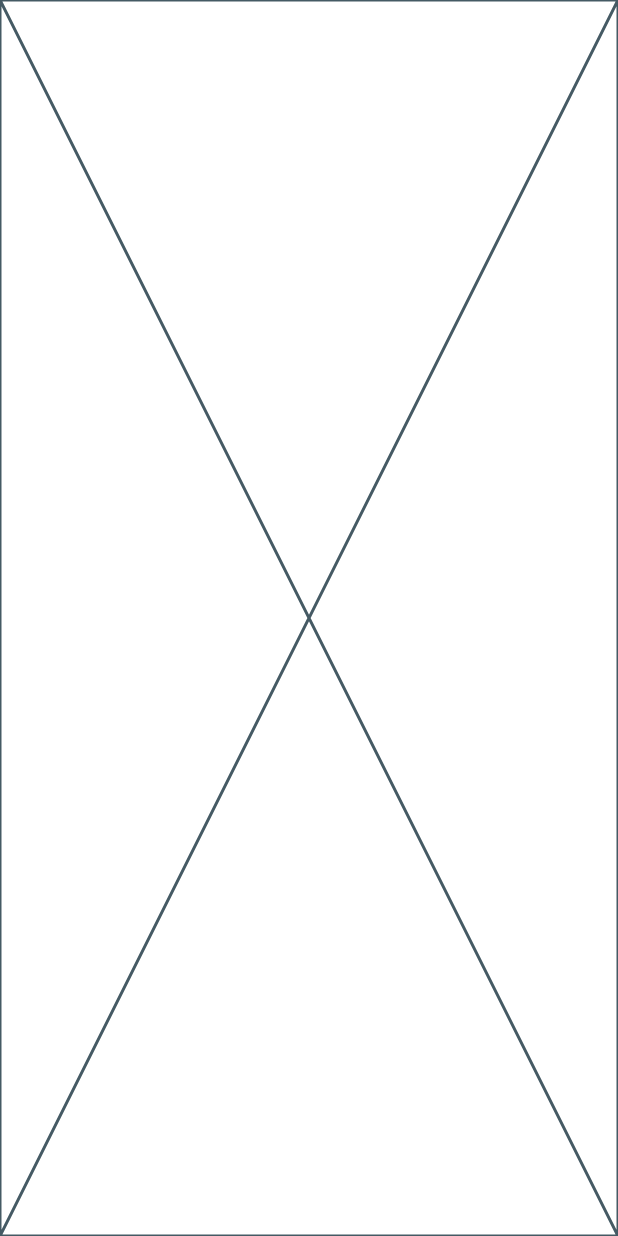
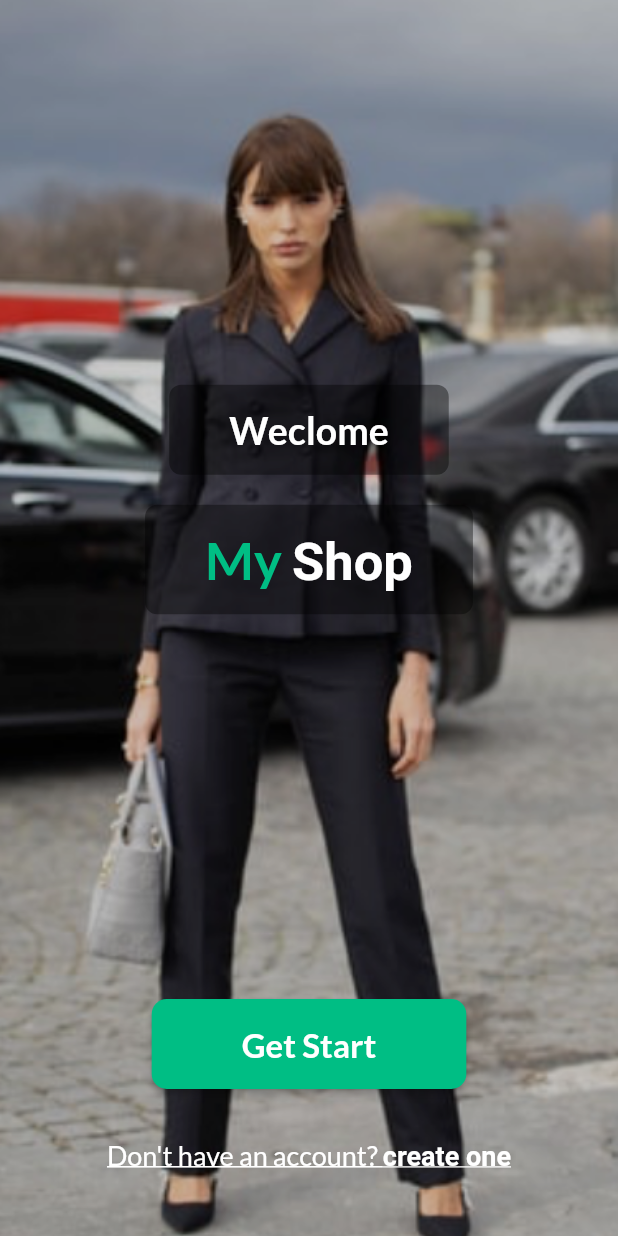
Before and after one commit to dridihaythem/flutter_e_commerce_firebase_api_getx_mvc, a Flutter app: the screen it shows after launch, on a phone screen of 412 x 824 dp. Run offline on Flutter 3.47's test engine with Material 2 defaults, Android fonts, the light colour scheme and no system bars; our stand-ins replace get, google_fonts.

Commit message:
create welcome screen

```diff
--- a/lib/screens/welcome_screen.dart
+++ b/lib/screens/welcome_screen.dart
@@ -1,11 +1,146 @@
+import 'package:e_commerce_firebase_getw/utils/theme.dart';
+import 'package:flutter/material.dart';
 import 'package:flutter/src/widgets/framework.dart';
 import 'package:flutter/src/widgets/placeholder.dart';
+import 'package:google_fonts/google_fonts.dart';
 
 class WelcomeScreen extends StatelessWidget {
   const WelcomeScreen({super.key});
 
   @override
   Widget build(BuildContext context) {
-    return const Placeholder();
+    return Scaffold(
+      body: SafeArea(
+        child: Stack(
+          children: [
+            SizedBox(
+              height: double.infinity,
+              width: double.infinity,
+              child: Image.asset(
+                'assets/images/background.png',
+                fit: BoxFit.cover,
+              ),
+            ),
+            Container(
+              color: Colors.black.withOpacity(0.2),
+              width: double.infinity,
+              height: double.infinity,
+              child: Column(
+                children: [
+                  Spacer(),
+                  Container(
+                    padding: EdgeInsets.symmetric(
+                      horizontal: 40,
+                      vertical: 15,
+                    ),
+                    decoration: BoxDecoration(
+                      color: Colors.black.withOpacity(0.4),
+                      borderRadius: BorderRadius.circular(8),
+                    ),
+                    child: Text(
+                      'Weclome',
+                      style: GoogleFonts.lato(
+                        textStyle: TextStyle(
+                          color: Colors.white,
+                          fontSize: 25,
+                          fontWeight: FontWeight.bold,
+                        ),
+                      ),
+                    ),
+                  ),
+                  SizedBox(
+                    height: 20,
+                  ),
+                  Container(
+                    padding: EdgeInsets.symmetric(
+                      horizontal: 40,
+                      vertical: 15,
+                    ),
+                    decoration: BoxDecoration(
+                      color: Colors.black.withOpacity(0.4),
+                      borderRadius: BorderRadius.circular(8),
+                    ),
+                    child: Text.rich(
+                      TextSpan(
+                        text: 'My ',
+                        children: [
+                          TextSpan(
+                            text: 'Shop',
+                            style: TextStyle(
+                              color: Colors.white,
+                            ),
+                          ),
+                        ],
+                      ),
+                      style: GoogleFonts.lato(
+                        textStyle: TextStyle(
+                          color: mainColor,
+                          fontSize: 35,
+                          fontWeight: FontWeight.bold,
+                        ),
+                      ),
+                    ),
+                  ),
+                  Spacer(),
+                  ElevatedButton(
+                    onPressed: () {},
+                    style: ElevatedButton.styleFrom(
+                      backgroundColor: mainColor,
+                      padding: EdgeInsets.symmetric(
+                        horizontal: 60,
+                        vertical: 17,
+                      ),
+                      shape: RoundedRectangleBorder(
+                        borderRadius: BorderRadius.circular(10),
+                      ),
+                    ),
+                    child: Text(
+                      'Get Start',
+                      style: GoogleFonts.lato(
+                        textStyle: TextStyle(
+                          fontSize: 22,
+                          fontWeight: FontWeight.bold,
+                        ),
+                      ),
+                    ),
+                  ),
+                  SizedBox(
+                    height: 20,
+                  ),
+                  TextButton(
+                    onPressed: () {},
+                    child: Text.rich(
+                      TextSpan(
+                        text: 'Don\'t have an account? ',
+                        children: [
+                          TextSpan(
+                            text: 'create one',
+                            style: TextStyle(
+                              // color: mainColor,
+                              fontWeight: FontWeight.bold,
+                            ),
+                          ),
+                        ],
+                      ),
+                      style: GoogleFonts.lato(
+                        textStyle: TextStyle(
+                          color: Colors.white,
+                          fontWeight: FontWeight.normal,
+                          fontSize: 18,
+                          decoration: TextDecoration.underline,
+                        ),
+                      ),
+                    ),
+                  ),
+                  SizedBox(
+                    height: 30,
+                  ),
+                ],
+              ),
+            )
+          ],
+        ),
+      ),
+    );
   }
 }
```
